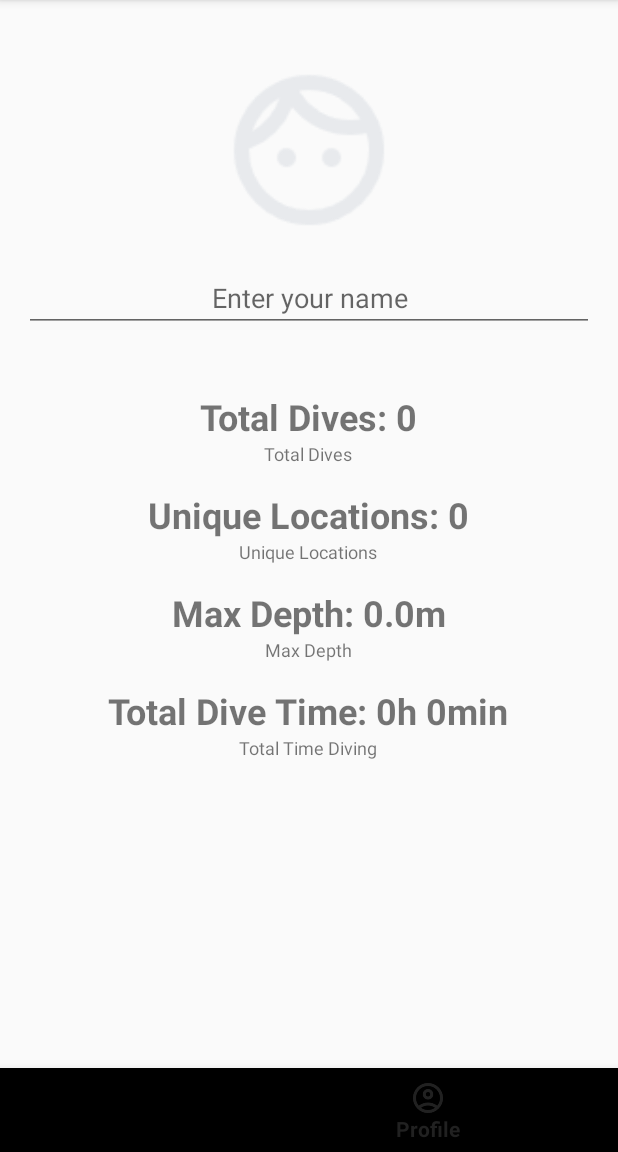
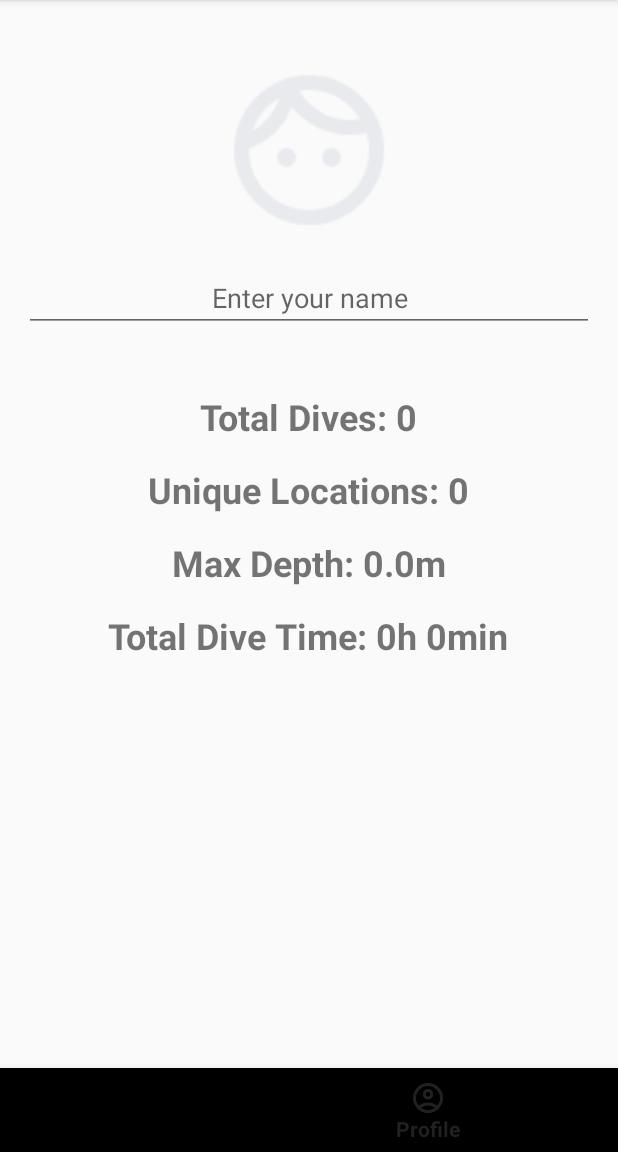
Before and after one commit to ChrisMaher3/Dive-Log, an Android app: the screen it shows after launch (MainActivity), item 4 of the bottom bar chosen, on a phone screen of 412 x 824 dp, the part 84-1236 px from its top. Run offline under Robolectric (Android 15) with nearby library versions, the phone set to English and light mode, and no system bars.

Commit message:
profile by default

```diff
--- a/app/src/main/java/com/example/divelog/MainActivity.kt
+++ b/app/src/main/java/com/example/divelog/MainActivity.kt
@@ -17,9 +17,9 @@ class MainActivity : AppCompatActivity() {
 
         diveRepository = DiveRepository(this) // Initialize the repository
 
-        // Load the default fragment (AddDiveFragment) when the activity starts
+        // Load the default fragment (ProfileFragment) when the activity starts
         if (savedInstanceState == null) {
-            loadFragment(AddDiveFragment()) // Load the AddDiveFragment as the default
+            loadFragment(ProfileFragment()) // Load the ProfileFragment as the default
         }
 
         // Set up the BottomNavigationView
--- a/app/src/main/res/layout/fragment_profile.xml
+++ b/app/src/main/res/layout/fragment_profile.xml
@@ -50,15 +50,9 @@
                 android:id="@+id/totalDivesTextView"
                 android:layout_width="wrap_content"
                 android:layout_height="wrap_content"
-                android:text="0"
+                android:text="Total Dives: 0"
                 android:textSize="24sp"
                 android:textStyle="bold" />
-
-            <TextView
-                android:layout_width="wrap_content"
-                android:layout_height="wrap_content"
-                android:text="Total Dives"
-                android:textSize="12sp" />
         </LinearLayout>
 
         <!-- Unique Locations -->
@@ -73,15 +67,9 @@
                 android:id="@+id/uniqueLocationsTextView"
                 android:layout_width="wrap_content"
                 android:layout_height="wrap_content"
-                android:text="0"
+                android:text="Unique Locations: 0"
                 android:textSize="24sp"
                 android:textStyle="bold" />
-
-            <TextView
-                android:layout_width="wrap_content"
-                android:layout_height="wrap_content"
-                android:text="Unique Locations"
-                android:textSize="12sp" />
         </LinearLayout>
 
         <!-- Max Depth -->
@@ -96,15 +84,9 @@
                 android:id="@+id/maxDepthTextView"
                 android:layout_width="wrap_content"
                 android:layout_height="wrap_content"
-                android:text="0"
+                android:text="Max Depth: 0m"
                 android:textSize="24sp"
                 android:textStyle="bold" />
-
-            <TextView
-                android:layout_width="wrap_content"
-                android:layout_height="wrap_content"
-                android:text="Max Depth"
-                android:textSize="12sp" />
         </LinearLayout>
 
         <!-- Total Time Diving -->
@@ -118,15 +100,9 @@
                 android:id="@+id/totalTimeDivingTextView"
                 android:layout_width="wrap_content"
                 android:layout_height="wrap_content"
-                android:text="0h 0min"
+                android:text="Total Time Diving: 0h 0min"
                 android:textSize="24sp"
                 android:textStyle="bold" />
-
-            <TextView
-                android:layout_width="wrap_content"
-                android:layout_height="wrap_content"
-                android:text="Total Time Diving"
-                android:textSize="12sp" />
         </LinearLayout>
 
     </LinearLayout>
```
